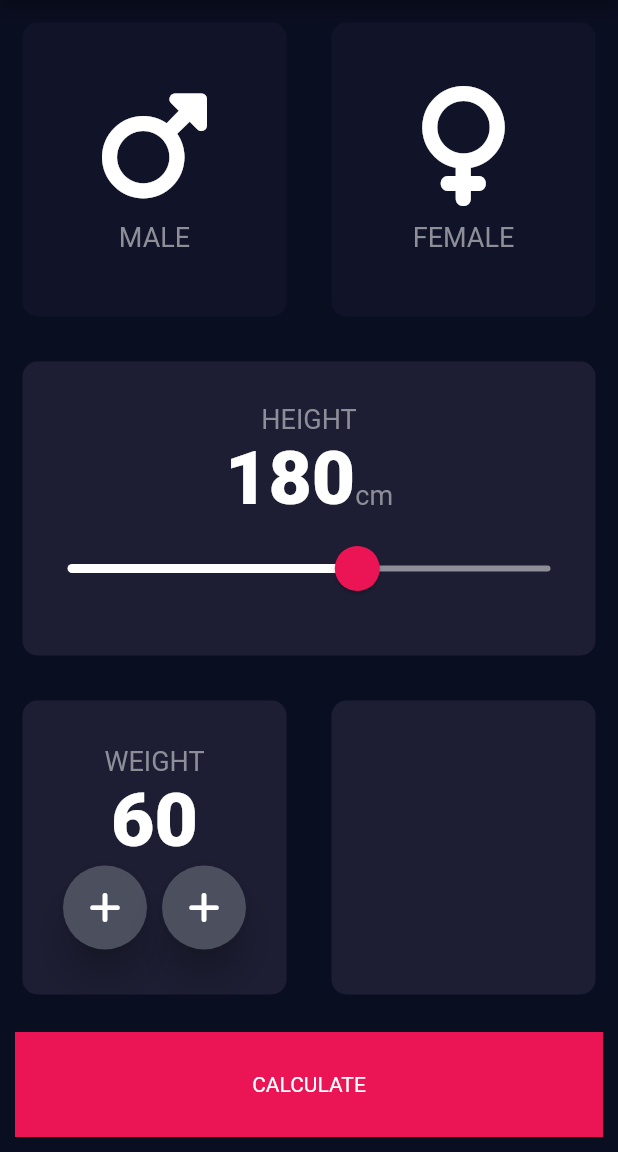
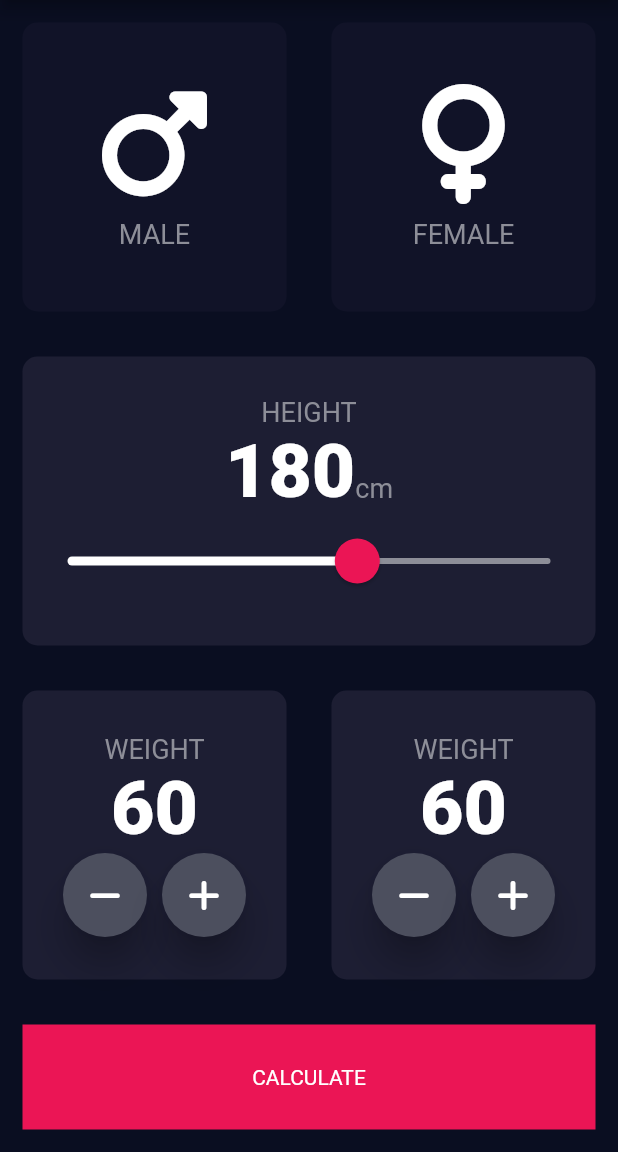
Before and after one commit to Chris-Eminence/BMI-Calculator, a Flutter app: the screen it shows after launch, on a phone screen of 412 x 824 dp, the part 84-1236 px from its top. Run offline on Flutter 3.47's test engine with Material 2 defaults, Android fonts, the phone set to English and light mode, and no system bars; our stand-ins replace font_awesome_flutter.

```diff
--- a/lib/input_page.dart
+++ b/lib/input_page.dart
@@ -135,21 +135,42 @@ class _InputPageState extends State<InputPage> {
                         Row(
                           mainAxisAlignment: MainAxisAlignment.center,
                           children: [
-                            RoundIconButton(icon: FontAwesomeIcons.plus),
+                            RoundIconButton(icon: FontAwesomeIcons.minus),
                             const SizedBox(width: 10.0),
                             RoundIconButton(icon: FontAwesomeIcons.plus),
+
+
                           ],
                         ),
+
                       ],
                     ),
                   ),
                 ),
                 Expanded(
-                  child: Container(
-                    margin: const EdgeInsets.all(15.0),
-                    decoration: BoxDecoration(
-                      color: kActiveCardColor,
-                      borderRadius: BorderRadius.circular(10.0),
+                  child: ReuseAbleCard(
+                    colour: kActiveCardColor,
+                    cardChild: Column(
+                      mainAxisAlignment: MainAxisAlignment.center,
+                      children: [
+                        const Text(
+                          'WEIGHT',
+                          style: kLabelTextStyle,
+                        ),
+                        Text(
+                          weight.toString(),
+                          style: kNumberTextStyle,
+                        ),
+                        Row(
+                          mainAxisAlignment: MainAxisAlignment.center,
+                          children: [
+                            RoundIconButton(icon: FontAwesomeIcons.minus),
+                            const SizedBox(width: 10.0),
+                            RoundIconButton(icon: FontAwesomeIcons.plus),
+                          ],
+                        ),
+
+                      ],
                     ),
                   ),
                 ),
@@ -158,7 +179,7 @@ class _InputPageState extends State<InputPage> {
           ),
           Container(
             color: kBottomContainerColor,
-            margin: const EdgeInsets.all(10.0),
+            margin: const EdgeInsets.all(15.0),
             width: double.infinity,
             height: kBottomContainerHeight,
             child: const Center(child: Text('CALCULATE')),
```
